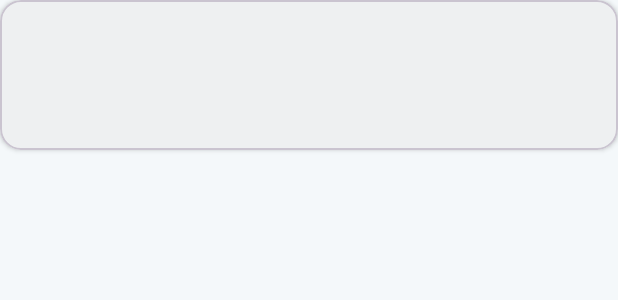
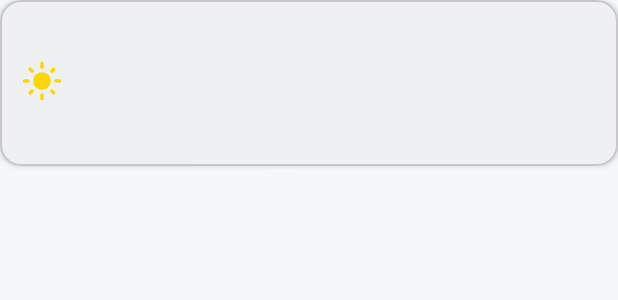
Before and after one commit to cpcdiu/SkyLook, an Android app: the layout item_daily_weather.xml on its own in the app's theme, with its tools: preview values and no code run, on a phone screen of 412 x 824 dp. Shown: the top 300 px of the screen. Run offline under Robolectric (Android 15) with nearby library versions, the phone set to English and light mode, and no system bars.

Commit message:
Added Weather Icons

```diff
--- /dev/null
+++ b/app/src/main/res/drawable/ic_weather_clear.xml
@@ -0,0 +1,9 @@
+<vector xmlns:android="http://schemas.android.com/apk/res/android"
+    android:width="24dp"
+    android:height="24dp"
+    android:viewportWidth="24"
+    android:viewportHeight="24">
+    <path
+        android:fillColor="#FFD700"
+        android:pathData="M12,7c-2.76,0 -5,2.24 -5,5s2.24,5 5,5s5,-2.24 5,-5S14.76,7 12,7L12,7zM2,13h2c0.55,0 1,-0.45 1,-1s-0.45,-1 -1,-1H2c-0.55,0 -1,0.45 -1,1S1.45,13 2,13zM20,13h2c0.55,0 1,-0.45 1,-1s-0.45,-1 -1,-1h-2c-0.55,0 -1,0.45 -1,1S19.45,13 20,13zM11,2v2c0,0.55 0.45,1 1,1s1,-0.45 1,-1V2c0,-0.55 -0.45,-1 -1,-1S11,1.45 11,2zM11,20v2c0,0.55 0.45,1 1,1s1,-0.45 1,-1v-2c0,-0.55 -0.45,-1 -1,-1S11,19.45 11,20zM5.99,4.58c-0.39,-0.39 -1.03,-0.39 -1.41,0c-0.39,0.39 -0.39,1.03 0,1.41l1.06,1.06c0.39,0.39 1.03,0.39 1.41,0s0.39,-1.03 0,-1.41L5.99,4.58zM18.36,16.95c-0.39,-0.39 -1.03,-0.39 -1.41,0c-0.39,0.39 -0.39,1.03 0,1.41l1.06,1.06c0.39,0.39 1.03,0.39 1.41,0c0.39,-0.39 0.39,-1.03 0,-1.41L18.36,16.95zM19.42,5.99c0.39,-0.39 0.39,-1.03 0,-1.41c-0.39,-0.39 -1.03,-0.39 -1.41,0l-1.06,1.06c-0.39,0.39 -0.39,1.03 0,1.41s1.03,0.39 1.41,0L19.42,5.99zM7.05,18.36c0.39,-0.39 0.39,-1.03 0,-1.41c-0.39,-0.39 -1.03,-0.39 -1.41,0l-1.06,1.06c-0.39,0.39 -0.39,1.03 0,1.41s1.03,0.39 1.41,0L7.05,18.36z" />
+</vector>
--- a/app/src/main/res/layout/item_daily_weather.xml
+++ b/app/src/main/res/layout/item_daily_weather.xml
@@ -33,13 +33,28 @@
                     android:textSize="16sp"
                     android:textStyle="bold" />
 
-                <TextView
-                    android:id="@+id/tvDailyCondition"
+                <LinearLayout
                     android:layout_width="wrap_content"
                     android:layout_height="wrap_content"
-                    android:layout_marginTop="2dp"
-                    android:textColor="@color/onSurface"
-                    android:textSize="14sp" />
+                    android:layout_marginTop="4dp"
+                    android:gravity="center_vertical"
+                    android:orientation="horizontal">
+
+                    <ImageView
+                        android:id="@+id/ivDailyWeatherIcon"
+                        android:layout_width="28dp"
+                        android:layout_height="28dp"
+                        android:contentDescription="Weather condition icon"
+                        android:src="@drawable/ic_weather_clear" />
+
+                    <TextView
+                        android:id="@+id/tvDailyCondition"
+                        android:layout_width="wrap_content"
+                        android:layout_height="wrap_content"
+                        android:layout_marginStart="6dp"
+                        android:textColor="@color/onSurface"
+                        android:textSize="14sp" />
+                </LinearLayout>
             </LinearLayout>
 
             <TextView
```
Also changed, not shown: app/src/main/java/com/arif/skylook/MainActivity.java (+8 -0 lines), app/src/main/java/com/arif/skylook/WeatherIconHelper.java (added, +34 -0 lines), app/src/main/res/drawable/ic_weather_cloudy.xml (added, +9 -0 lines), app/src/main/res/drawable/ic_weather_drizzle.xml (added, +12 -0 lines), app/src/main/res/drawable/ic_weather_foggy.xml (added, +12 -0 lines), app/src/main/res/drawable/ic_weather_overcast.xml (added, +12 -0 lines), app/src/main/res/drawable/ic_weather_partly_cloudy.xml (added, +12 -0 lines), app/src/main/res/drawable/ic_weather_rain.xml (added, +12 -0 lines), app/src/main/res/drawable/ic_weather_snow.xml (added, +15 -0 lines), app/src/main/res/drawable/ic_weather_thunderstorm.xml (added, +12 -0 lines), app/src/main/res/drawable/ic_weather_thunderstorm_hail.xml (added, +15 -0 lines), app/src/main/res/layout/activity_main.xml (+8 -0 lines), app/src/main/res/layout/item_hourly_weather.xml (+11 -3 lines).
